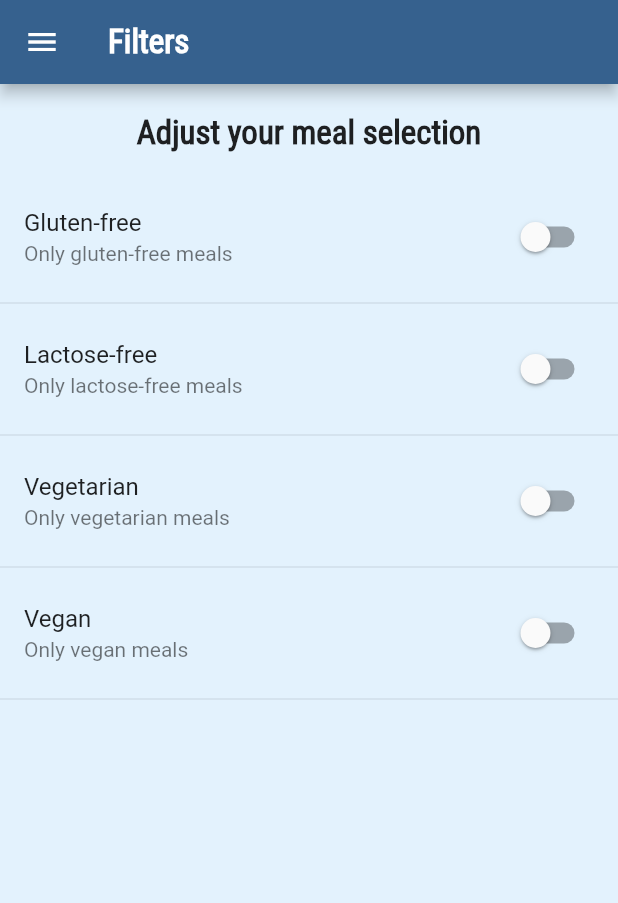
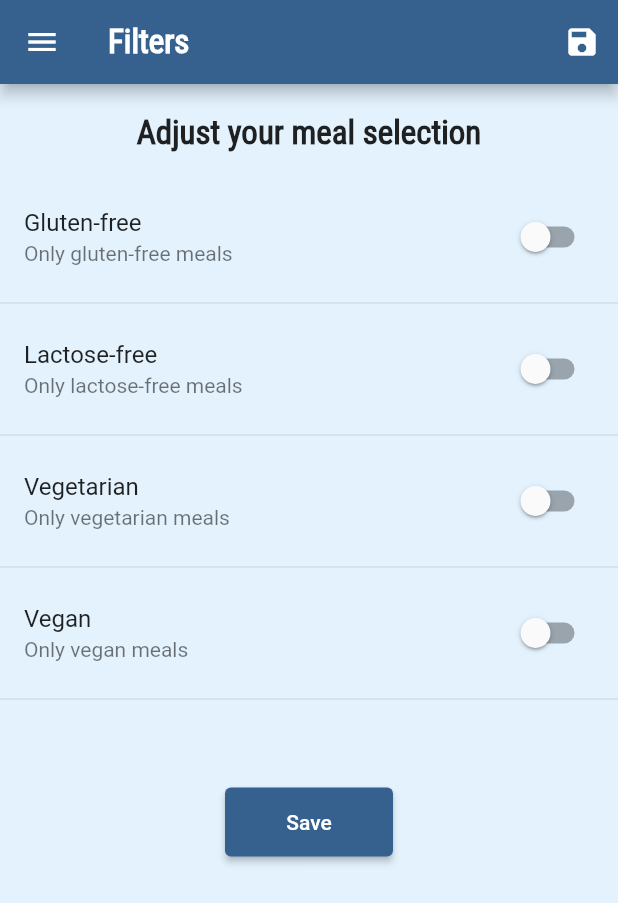
Before and after one commit to RichFlair/meals_app, a Flutter app: the FiltersScreen screen opened by its route, on a phone screen of 412 x 824 dp. Shown: the top 903 px of the screen. Run offline on Flutter 3.47's test engine with Material 2 defaults, Android fonts, the phone set to English and light mode, and no system bars.

Commit message:
adding filtering logic

```diff
--- a/lib/main.dart
+++ b/lib/main.dart
@@ -1,4 +1,6 @@
 import 'package:flutter/material.dart';
+import 'package:meals_app/dummy_data.dart';
+import 'package:meals_app/models/meal.dart';
 import 'package:meals_app/screens/favourites_screen.dart';
 import 'package:meals_app/screens/filters_screen.dart';
 import 'package:meals_app/screens/meal_detail_screen.dart';
@@ -10,8 +12,43 @@ void main() {
   runApp(const MainApp());
 }
 
-class MainApp extends StatelessWidget {
+class MainApp extends StatefulWidget {
   const MainApp({super.key});
+
+  @override
+  State<MainApp> createState() => _MainAppState();
+}
+
+class _MainAppState extends State<MainApp> {
+  Map<String, bool> filters = {
+    'gluten': false,
+    'lactose': false,
+    'vegan': false,
+    'vegegtarian': false,
+  };
+
+  List<Meal> availableMeals = dummyMeals;
+
+  void _setFilters(Map<String, bool> filterData) {
+    setState(() {
+      filters = filterData;
+      availableMeals.where((meal) {
+        if (filters['gluten']! && !meal.isGlutenFree) {
+          return false;
+        }
+        if (filters['lactose']! && !meal.isLactoseFree) {
+          return false;
+        }
+        if (filters['vegan']! && !meal.isVegan) {
+          return false;
+        }
+        if (filters['vegetarian']! && !meal.isVegetarian) {
+          return false;
+        }
+        return true;
+      });
+    });
+  }
 
   @override
   Widget build(BuildContext context) {
@@ -42,9 +79,10 @@ class MainApp extends StatelessWidget {
       // home: const Categories(),
       routes: {
         '/': (context) => const BottomNavBar(),
-        CategoryMealsScreen.routeName: (context) => const CategoryMealsScreen(),
+        CategoryMealsScreen.routeName: (context) =>
+            CategoryMealsScreen(currentMeals: availableMeals),
         MealDetailScreen.routeName: (context) => const MealDetailScreen(),
-        FiltersScreen.routeName: (context) => const FiltersScreen(),
+        FiltersScreen.routeName: (context) => FiltersScreen(setFilters: _setFilters),
         FavouritesScreen.routeName: (context) => const FavouritesScreen(),
       },
       onUnknownRoute: (settings) {
--- a/lib/screens/filters_screen.dart
+++ b/lib/screens/filters_screen.dart
@@ -2,8 +2,12 @@ import 'package:flutter/material.dart';
 import 'package:meals_app/widgets/main_drawer.dart';
 
 class FiltersScreen extends StatefulWidget {
+  final Function setFilters;
   static const routeName = '/filters';
-  const FiltersScreen({super.key});
+  const FiltersScreen({
+    super.key,
+    required this.setFilters,
+  });
 
   @override
   State<FiltersScreen> createState() => _FiltersScreenState();
@@ -34,6 +38,23 @@ class _FiltersScreenState extends State<FiltersScreen> {
     return Scaffold(
       appBar: AppBar(
         title: const Text('Filters'),
+        actions: [
+          IconButton(
+            onPressed: () {
+              final filters = {
+                'gluten': isGlutenFree,
+                'lactose': isLactoseFree,
+                'vegan': isVegan,
+                'vegegtarian': isVegetarian,
+              };
+              widget.setFilters(filters);
+            },
+            icon: const Icon(
+              Icons.save,
+              color: Colors.white,
+            ),
+          ),
+        ],
       ),
       drawer: const MainDrawer(),
       body: Column(
@@ -93,6 +114,27 @@ class _FiltersScreenState extends State<FiltersScreen> {
                   },
                 ),
                 const Divider(),
+                Container(
+                  margin: const EdgeInsets.symmetric(
+                    vertical: 50,
+                    horizontal: 150,
+                  ),
+                  child: ElevatedButton(
+                    onPressed: () {
+                      final filters = {
+                        'gluten': isGlutenFree,
+                        'lactose': isLactoseFree,
+                        'vegan': isVegan,
+                        'vegegtarian': isVegetarian,
+                      };
+                      widget.setFilters(filters);
+                    },
+                    child: const Padding(
+                      padding: EdgeInsets.symmetric(vertical: 15),
+                      child: Text('Save'),
+                    ),
+                  ),
+                )
               ],
             ),
           ),
```
Also changed, not shown: lib/screens/category_meals_screen.dart (+8 -4 lines).
